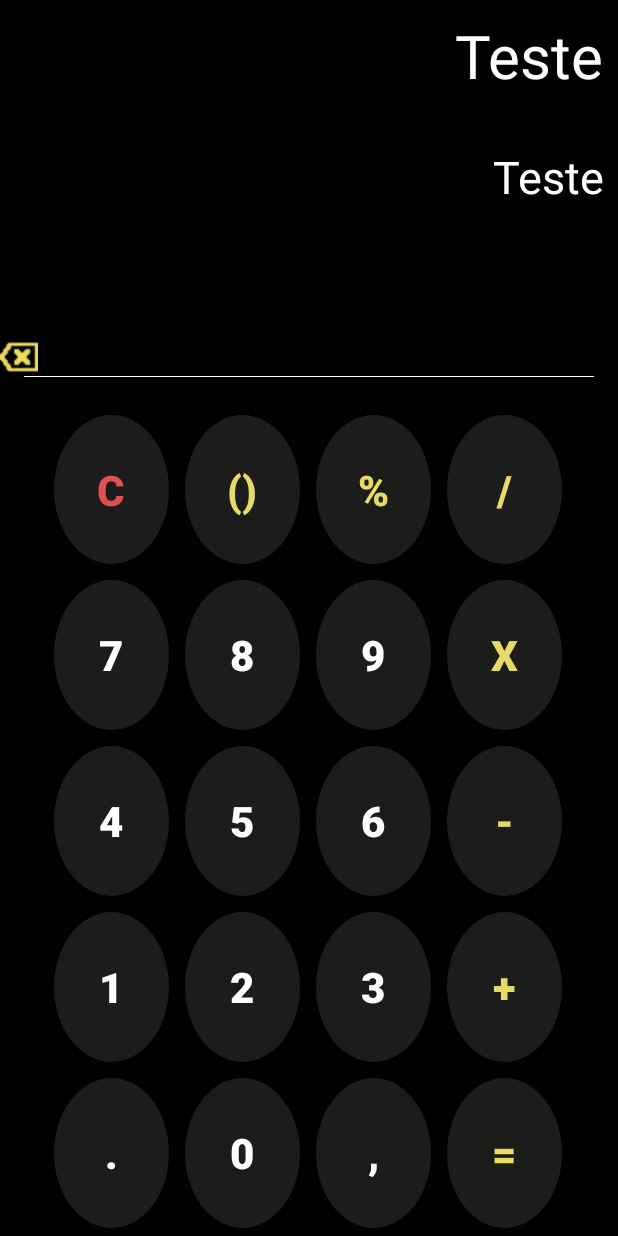
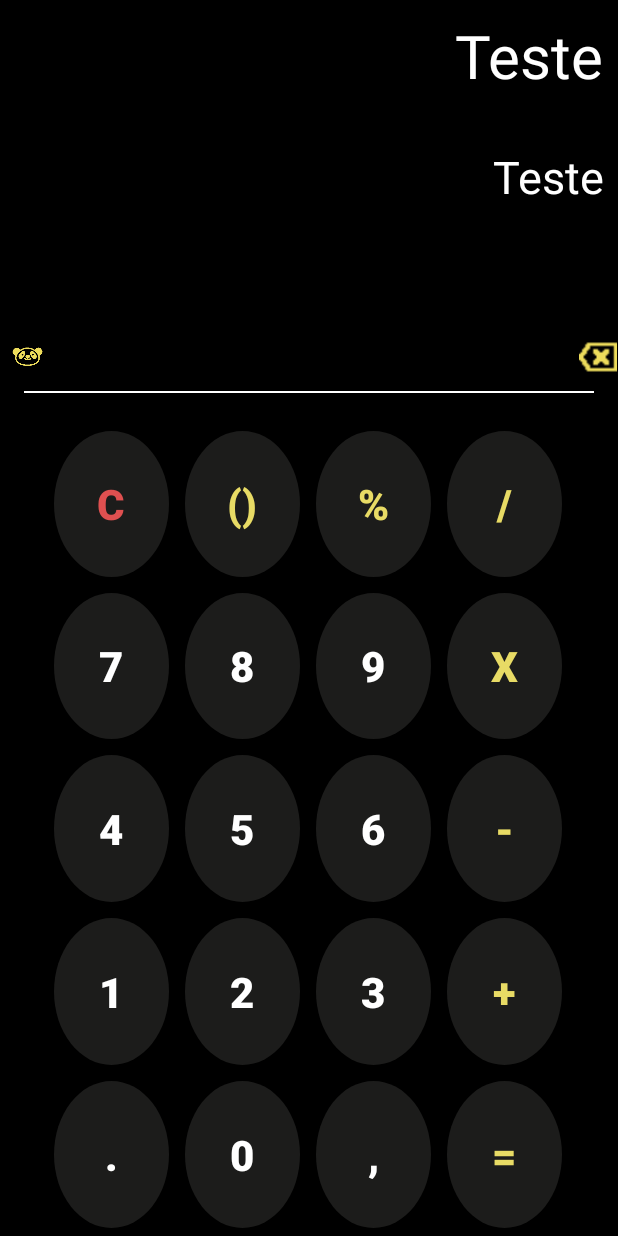
Before and after one commit to Rhuan09/AndroidCalculator, an Android app: the screen it shows after launch (MainActivity), on a phone screen of 412 x 824 dp. Run offline under Robolectric (Android 15) with nearby library versions, the phone set to English and light mode, and no system bars.

Commit message:
@NEW - Panda Button added
Added the special "panda" button

(Hope you like it :D)

```diff
--- a/app/src/main/res/layout/activity_main.xml
+++ b/app/src/main/res/layout/activity_main.xml
@@ -38,17 +38,34 @@
         android:orientation="horizontal">
 
         <ImageView
-            android:layout_width="25dp"
+            android:id="@+id/panda"
+            android:layout_width="31dp"
+            android:layout_height="27dp"
+            android:layout_gravity="bottom"
+            android:layout_marginBottom="10dp"
+            android:scaleType="fitEnd"
+            android:src="@drawable/panda">
+
+        </ImageView>
+
+        <ImageView
+            android:id="@+id/backspace"
+            android:layout_width="380dp"
             android:layout_height="25dp"
             android:src="@drawable/backspace"
-            android:layout_gravity="bottom"></ImageView>
+            android:layout_gravity="bottom"
+            android:scaleType="fitEnd"
+            android:layout_marginBottom="10dp"
+            >
+
+        </ImageView>
 
 
     </LinearLayout>
 
     <View
         android:layout_width="380dp"
-        android:layout_height="0.7dp"
+        android:layout_height="1dp"
         android:background="@color/white"
         android:focusable="false"
         android:layout_gravity="center"
```
Also changed, not shown: app/src/main/res/drawable/panda.png (added).
